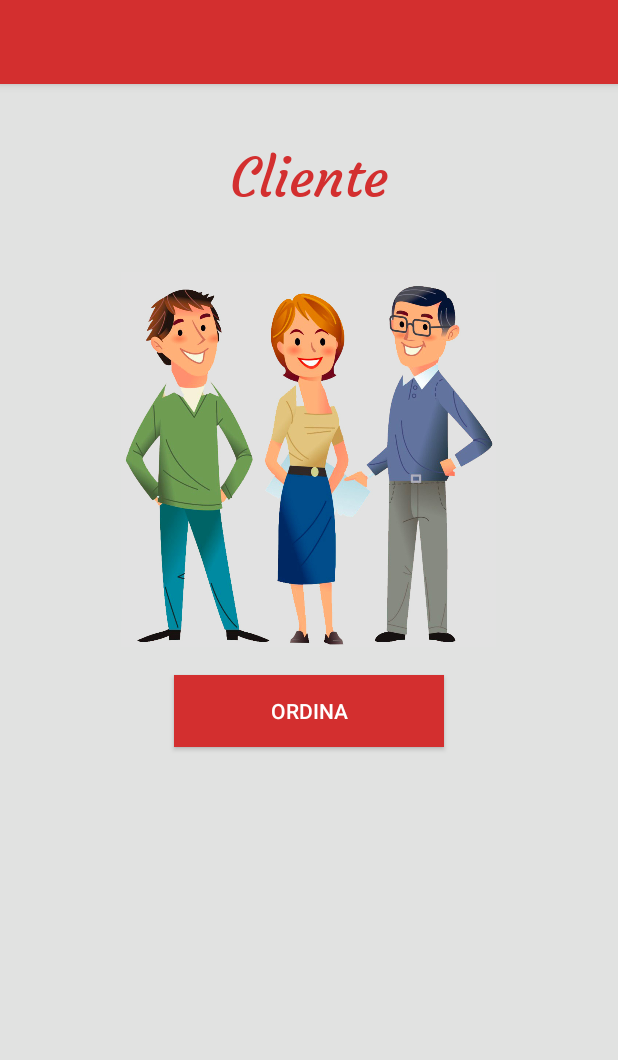
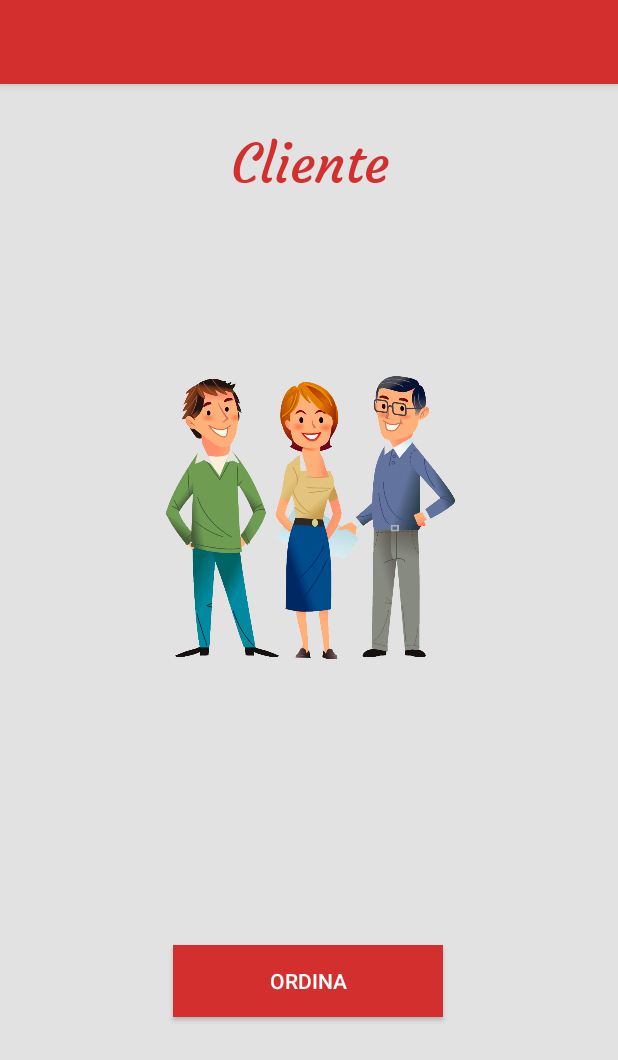
Before and after one commit to silvialorusso90/SMS_Lorusso_Silvia, an Android app: the Cliente_Activity screen opened directly, with no data from a screen before it, on a phone screen of 412 x 824 dp. Shown: the top 1060 px of the screen. Run offline under Robolectric (Android 15) with nearby library versions, the phone set to English and light mode, and no system bars.

Commit message:
modifica dei layout per conversione in ConstraintLayout

```diff
--- a/app/src/main/res/layout-land/activity_cliente.xml
+++ /dev/null
@@ -1,50 +0,0 @@
-<?xml version="1.0" encoding="utf-8"?>
-<RelativeLayout xmlns:android="http://schemas.android.com/apk/res/android"
-    android:layout_width="match_parent"
-    android:layout_height="match_parent"
-    xmlns:app="http://schemas.android.com/apk/res-auto"
-    android:background="@color/color">
-
-    <android.support.v7.widget.Toolbar
-        android:id="@+id/toolbar"
-        android:layout_width="match_parent"
-        android:layout_height="?attr/actionBarSize"
-        android:background="?attr/colorPrimary"
-        android:elevation="4dp"
-        android:theme="@style/ThemeOverlay.AppCompat.ActionBar"
-        app:popupTheme="@style/ThemeOverlay.AppCompat.Light"/>
-
-    <TextView
-        android:id="@+id/txt"
-        android:layout_width="wrap_content"
-        android:layout_height="wrap_content"
-        android:layout_centerHorizontal="true"
-        android:layout_marginTop="@dimen/top_textview_land"
-        android:layout_below="@id/toolbar"
-        android:text="@string/cliente"
-        android:fontFamily="@font/courgette"
-        android:textSize="36sp"
-        android:textColor="@color/colorPrimary" />
-
-    <ImageView
-        android:layout_below="@id/txt"
-        android:id="@+id/imageView"
-        android:layout_width="@dimen/dim_image_land"
-        android:layout_height="@dimen/dim_image_land"
-        android:layout_marginLeft="@dimen/marginleft_image_land"
-        app:srcCompat="@drawable/clienti"  />
-
-    <Button
-        android:id="@+id/button"
-        android:layout_width="180dp"
-        android:layout_height="wrap_content"
-        android:layout_marginTop="220dp"
-        android:layout_marginLeft="420dp"
-        android:textColor="@android:color/white"
-        android:textSize="14sp"
-        android:background="@color/colorPrimary"
-        android:onClick="lanciaOrdineCliente"
-        android:text="@string/ordina"
-        />
-
-</RelativeLayout>
--- a/app/src/main/res/layout/activity_cliente.xml
+++ b/app/src/main/res/layout/activity_cliente.xml
@@ -1,51 +1,89 @@
 <?xml version="1.0" encoding="utf-8"?>
-<RelativeLayout xmlns:android="http://schemas.android.com/apk/res/android"
+<android.support.constraint.ConstraintLayout
+    xmlns:android="http://schemas.android.com/apk/res/android"
+    xmlns:app="http://schemas.android.com/apk/res-auto"
+    xmlns:tools="http://schemas.android.com/tools"
     android:layout_width="match_parent"
     android:layout_height="match_parent"
-    xmlns:app="http://schemas.android.com/apk/res-auto"
     android:background="@color/color">
 
     <android.support.v7.widget.Toolbar
-        android:id="@+id/toolbar"
+        android:id="@+id/toolbar2"
         android:layout_width="match_parent"
-        android:layout_height="?attr/actionBarSize"
+        android:layout_height="wrap_content"
         android:background="?attr/colorPrimary"
+        android:minHeight="?attr/actionBarSize"
+        app:layout_constraintBottom_toBottomOf="parent"
+        app:layout_constraintEnd_toEndOf="parent"
+        app:layout_constraintHorizontal_bias="0.0"
+        app:layout_constraintStart_toStartOf="parent"
+        app:layout_constraintTop_toTopOf="parent"
+        app:layout_constraintVertical_bias="0.0"
         android:elevation="4dp"
         android:theme="@style/ThemeOverlay.AppCompat.ActionBar"
         app:popupTheme="@style/ThemeOverlay.AppCompat.Light"/>
 
     <TextView
-        android:id="@+id/txt"
+        android:id="@+id/textView8"
         android:layout_width="wrap_content"
         android:layout_height="wrap_content"
-        android:layout_centerHorizontal="true"
-        android:layout_marginTop="40dp"
-        android:layout_below="@id/toolbar"
+        android:layout_marginStart="8dp"
+        android:layout_marginLeft="8dp"
+        android:layout_marginTop="8dp"
+        android:layout_marginEnd="8dp"
+        android:layout_marginRight="8dp"
+        android:layout_marginBottom="8dp"
+        android:fontFamily="@font/courgette"
+        android:foregroundGravity="center_horizontal"
         android:text="@string/cliente"
-        android:fontFamily="@font/courgette"
+        android:textColor="@color/colorPrimary"
         android:textSize="36sp"
-        android:textColor="@color/colorPrimary" />
+        app:layout_constraintBottom_toBottomOf="parent"
+        app:layout_constraintEnd_toEndOf="parent"
+        app:layout_constraintHorizontal_bias="0.502"
+        app:layout_constraintStart_toStartOf="parent"
+        app:layout_constraintTop_toTopOf="parent"
+        app:layout_constraintVertical_bias="0.103" />
 
     <ImageView
-        android:layout_below="@id/txt"
-        android:id="@+id/imageView"
-        android:layout_width="250dp"
-        android:layout_height="250dp"
-        android:layout_marginTop="40dp"
-        android:layout_centerHorizontal="true"
-        app:srcCompat="@drawable/clienti"  />
+        android:id="@+id/imageView2"
+        android:layout_width="197dp"
+        android:layout_height="288dp"
+        android:layout_marginStart="8dp"
+        android:layout_marginLeft="8dp"
+        android:layout_marginTop="8dp"
+        android:layout_marginEnd="8dp"
+        android:layout_marginRight="8dp"
+        android:layout_marginBottom="8dp"
+        android:foregroundGravity="center_horizontal"
+        app:layout_constraintBottom_toBottomOf="parent"
+        app:layout_constraintEnd_toEndOf="parent"
+        app:layout_constraintHorizontal_bias="0.502"
+        app:layout_constraintStart_toStartOf="parent"
+        app:layout_constraintTop_toTopOf="parent"
+        app:layout_constraintVertical_bias="0.366"
+        app:srcCompat="@drawable/clienti" />
 
     <Button
-        android:id="@+id/button"
+        android:id="@+id/button3"
         android:layout_width="180dp"
         android:layout_height="wrap_content"
-        android:layout_centerHorizontal="true"
-        android:layout_marginTop="450dp"
-        android:textColor="@android:color/white"
-        android:textSize="14sp"
+        android:layout_marginStart="8dp"
+        android:layout_marginLeft="8dp"
+        android:layout_marginTop="8dp"
+        android:layout_marginEnd="8dp"
+        android:layout_marginRight="8dp"
+        android:layout_marginBottom="8dp"
         android:background="@color/colorPrimary"
+        android:gravity="center|center_horizontal|center_vertical"
         android:onClick="lanciaOrdineCliente"
         android:text="@string/ordina"
-        />
+        android:textColor="@android:color/white"
+        app:layout_constraintBottom_toBottomOf="parent"
+        app:layout_constraintEnd_toEndOf="parent"
+        app:layout_constraintHorizontal_bias="0.498"
+        app:layout_constraintStart_toStartOf="parent"
+        app:layout_constraintTop_toTopOf="parent"
+        app:layout_constraintVertical_bias="0.818" />
 
-</RelativeLayout>
+</android.support.constraint.ConstraintLayout>
```
Also changed, not shown: app/src/main/res/layout-land/activity_aggiungi_pi.xml (deleted, +0 -85 lines), app/src/main/res/layout-land/activity_modifica_menu.xml (deleted, +0 -56 lines), app/src/main/res/layout-land/activity_ordina__ins__cliente.xml (deleted, +0 -100 lines), app/src/main/res/layout-land/activity_paga.xml (deleted, +0 -128 lines), app/src/main/res/layout-land/activity_riepilogo__ordine.xml (deleted, +0 -58 lines), app/src/main/res/layout-land/activity_ristoratore.xml (deleted, +0 -75 lines).
